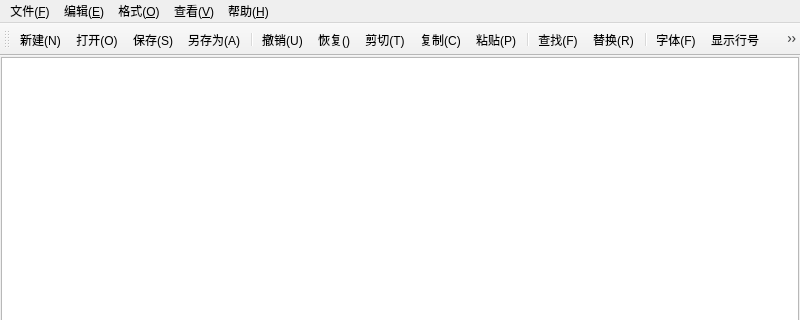
Before: the Qt Designer form MyNotepad/mainwindow.ui in fengzhibin-web/Qtcode, drawn with Qt 5; both pictures show x 0 to 800 and y 0 to 320 of the 800 by 600 pixel window.
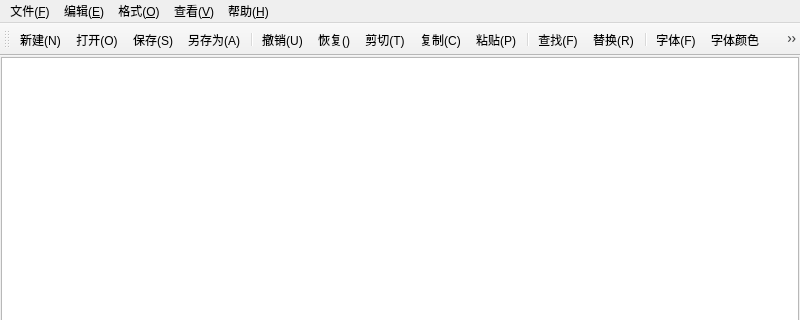
After: the same form once the commit is applied. Icons and pictures are not drawn.

```diff
--- a/MyNotepad/mainwindow.ui
+++ b/MyNotepad/mainwindow.ui
@@ -126,6 +126,7 @@
    <addaction name="actionReplace"/>
    <addaction name="separator"/>
    <addaction name="actionFont"/>
+   <addaction name="actionFontColor"/>
    <addaction name="actionShow"/>
    <addaction name="actionChange"/>
    <addaction name="separator"/>
```
Left out of the diff: 15 changed lines with no effect on the pictures.
